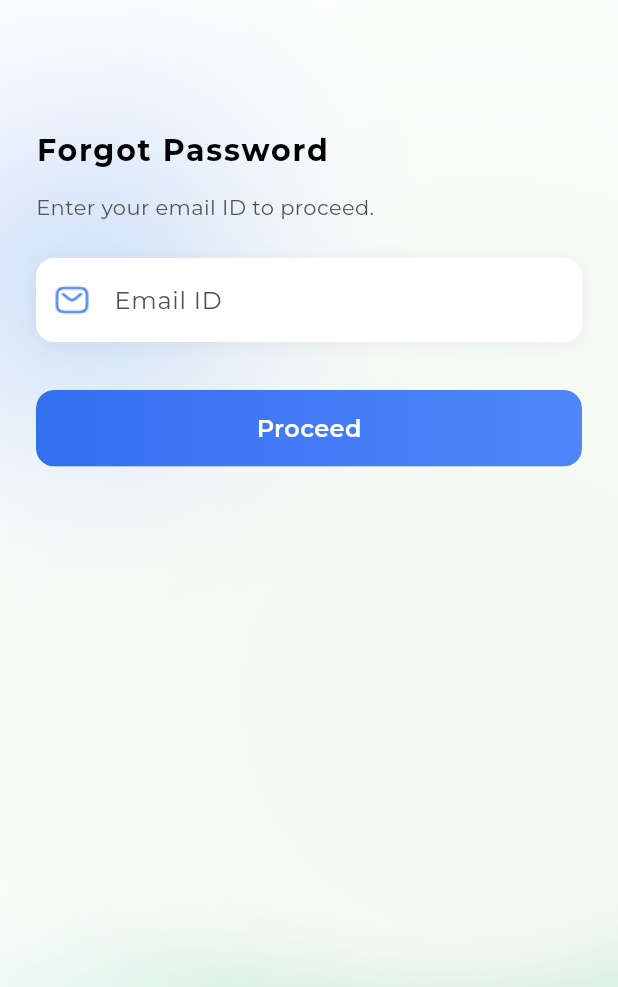
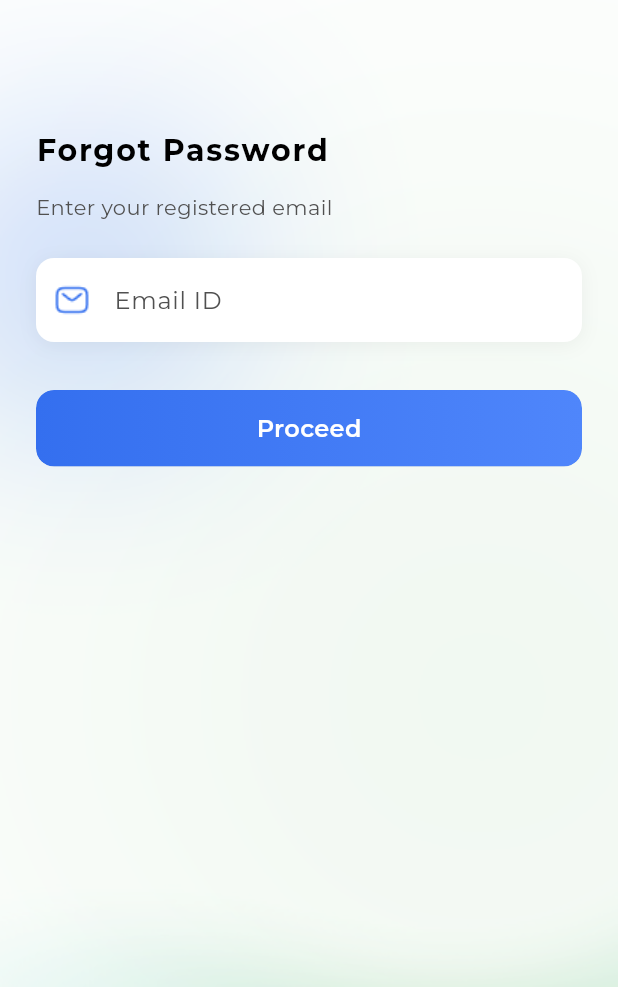
Before and after one commit to AkashSkm94/momy_kids_user, a Flutter app: the ForgotPasswordView screen opened by its route, on a phone screen of 412 x 824 dp, the part 249-1236 px from its top. Run offline on Flutter 3.47's test engine with Material 3 defaults, Android fonts, the phone set to English and light mode, and no system bars; our stand-ins replace cached_network_image, connectivity_plus, image_picker, shared_preferences; missing offline and left inert: jwt_decode; accounts and stored records are empty.

Commit message:
bug fixed user login forgot password and registration.

```diff
--- a/i18lan/en.json
+++ b/i18lan/en.json
@@ -33,7 +33,7 @@
   "register": "Register",
   "forgot_password": "Forgot Password?",
   "forgot_password_title": "Forgot Password",
-  "enter_email_to_proceed": "Enter your email ID to proceed.",
+  "enter_email_to_proceed": "Enter your registered email",
   "reset_password_title": "Reset Password",
   "new_password": "New Password",
   "new_password_placeholder": "Enter new password",
@@ -221,6 +221,7 @@
   "profile_data_not_found": "Profile data not found",
   "profile_load_failed": "Failed to load profile",
   "otp_sent_to_email": "OTP sent to email",
+  "enter_email_id": "Enter your email",
 
 
   "AUTH_EMAIL_AND_PHONE_REQUIRED": "Email and phoneNumber is required",
@@ -324,6 +325,9 @@
   "VENDOR_EMAIL_REQUIRED": "Vendor email is required",
   "VENDOR_LOGIN_SUCCESSFULLY": "Vendor login successful",
   "VENDOR_NOT_FOUND": "Vendor not found",
-  "INVALID_VENDOR_ID": "Invalid vendor_id"
+  "INVALID_VENDOR_ID": "Invalid vendor_id",
+  "OTP_EXPIRED": "OTP expired, please resend",
+  "USER_NOT_FOUND": "The email ID entered is not registered.",
+  "EMAIL_ALREADY_EXISTS": "Email ID is already registered. Please login with this email or register using a new email."
 
 }
--- a/lib/core/network/url_manager.dart
+++ b/lib/core/network/url_manager.dart
@@ -59,14 +59,11 @@ class UrlManager {
   static const String forgotPassword = '/auth/forgot-password';
   static const String profile = '/profile/customer/{userId}';
   static const String profileUpdate = '/profile/customer/update';
-  static const String forgotOtpVerify = '/auth/verify-otp';
+  static const String forgotOtpVerify = '/auth/verify-otp'; // check
   static const String resetPassword = '/auth/reset-password';
-  static const String verifyOtp = '/auth/verify-otp';
+  static const String verifyOtp = '/auth/verify-otp'; // check
   static const String resendOtp = '/auth/resend-otp';
-  static const String logout = '/auth/logout';
-  static const String refreshToken = '/auth/refresh-token';
-  static const String changePassword = '/auth/change-password';
-  static const String verifyPhone = '/auth/verify-phone';
+
   static const String addKids = '/profile/customer/child';
   static const String updateKids = '/profile/customer/child/update';
   static const String deleteKid = '/profile/customer/child/{childId}';
--- a/lib/screens/auth/forgot_password/view/forgot_password_view.dart
+++ b/lib/screens/auth/forgot_password/view/forgot_password_view.dart
@@ -150,6 +150,7 @@ class _ForgotPasswordViewState extends State<ForgotPasswordView> {
           EmailTextField(
             controller: _emailController,
             labelText: localizations.translate('email'),
+            hintText: localizations.translate('enter_email_id'),
             onChanged: (value) {
               _viewModel.setEmail(value);
             },
--- a/lib/screens/auth/forgot_password/view_model/forgot_password_view_model.dart
+++ b/lib/screens/auth/forgot_password/view_model/forgot_password_view_model.dart
@@ -116,7 +116,7 @@ class ForgotPasswordViewModel extends ChangeNotifier {
         final errorMsg = response.message.isNotEmpty
             ? localizations.translate(response.message)
             : localizations.translate('forgot_password_failed');
-        setError(errorMsg);
+        setError(errorMsg,errorKey: response.message);
       }
     } catch (e) {
       setError(
--- a/lib/screens/auth/register/view_model/register_view_model.dart
+++ b/lib/screens/auth/register/view_model/register_view_model.dart
@@ -283,7 +283,7 @@ class RegisterViewModel extends ChangeNotifier {
         final errorMsg = response.message.isNotEmpty
             ? localizations.translate(response.message)
             : localizations.translate('register_failed');
-        setError(errorMsg);
+        setError(errorMsg,errorKey: response.message);
       }
     } catch (e) {
       setError(
--- a/lib/screens/email_otp_verified/view/email_otp_verified_view.dart
+++ b/lib/screens/email_otp_verified/view/email_otp_verified_view.dart
@@ -280,7 +280,6 @@ class _EmailOtpVerifiedViewState extends State<EmailOtpVerifiedView> {
           email: _viewModel.email,
           from: widget.from,
           otpCode: _viewModel.otpCode,
-
         );
       } else if (_viewModel.errorMessage.isNotEmpty) {
         // Show error snackbar
--- a/lib/screens/email_otp_verified/view_model/email_otp_verified_view_model.dart
+++ b/lib/screens/email_otp_verified/view_model/email_otp_verified_view_model.dart
@@ -180,7 +180,7 @@ class EmailOtpVerifiedViewModel extends ChangeNotifier {
         final errorMsg = response.message.isNotEmpty ? response.message : localizations.translate('otp_verification_failed');
         setError(
           errorMsg,
-          errorKey: response.message.isEmpty ? 'otp_verification_failed' : '',
+          errorKey: response.message,
         );
         setSuccess(false);
       }
@@ -230,7 +230,7 @@ class EmailOtpVerifiedViewModel extends ChangeNotifier {
         final errorMsg = response.message.isNotEmpty ? response.message : localizations.translate('otp_resend_failed');
         setError(
           errorMsg,
-          errorKey: response.message.isEmpty ? 'otp_resend_failed' : '',
+          errorKey: response.message,
         );
       }
     } catch (e) {
```
Also changed, not shown: i18lan/ar.json (+7 -4 lines), lib/screens/auth/login/view_model/login_view_model.dart (+0 -51 lines), lib/screens/auth/reset_password/view_model/reset_password_view_model.dart (+5 -5 lines), lib/screens/profile/view_model/profile_view_model.dart (+3 -51 lines).
